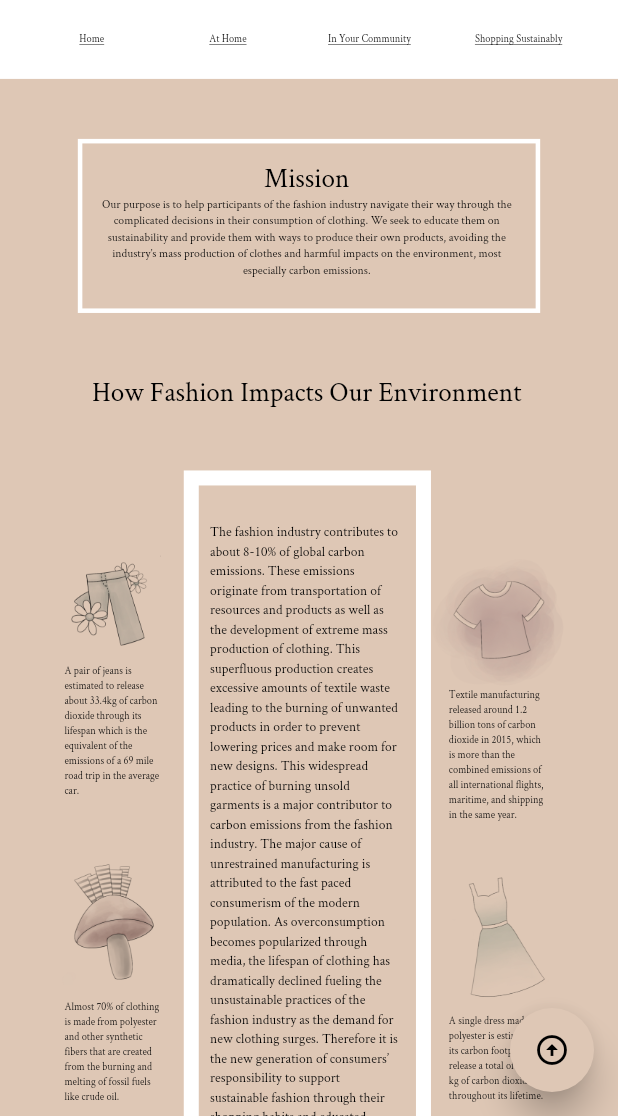
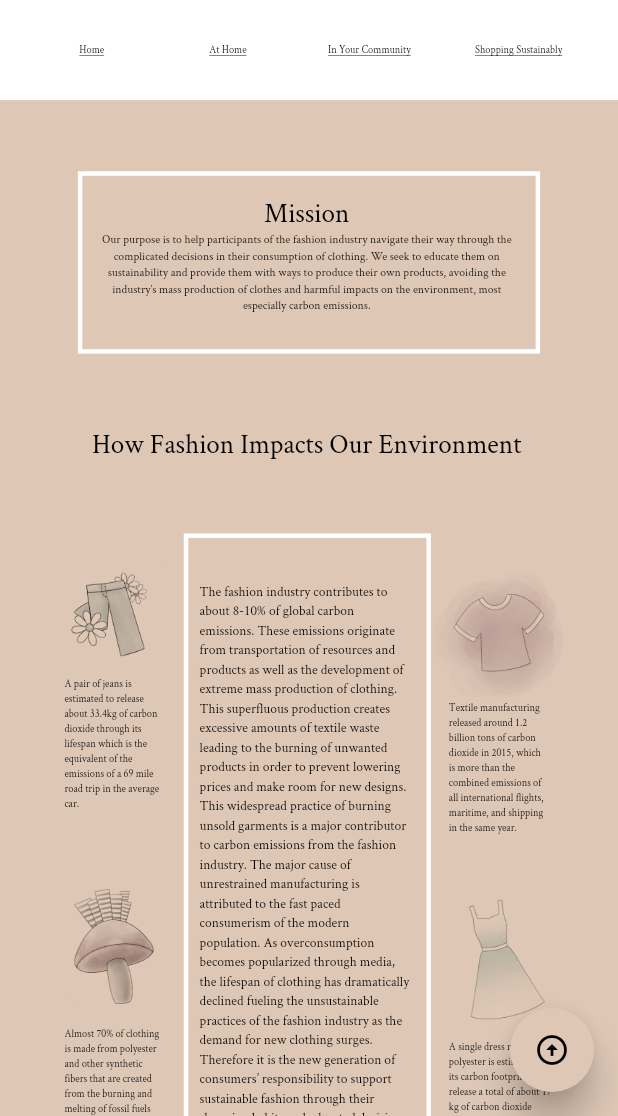
Before and after one commit to AniruddhAnand/BPA_Web_App, a Flutter app: the AtHomeScreen screen opened by its route, after a tap on "Home", on a phone screen of 412 x 824 dp, the part 120-1236 px from its top. Run offline on Flutter 3.47's test engine with Material 2 defaults, Android fonts, the light colour scheme and no system bars; our stand-ins replace auto_size_text; missing offline and left inert: dart:html.

Commit message:
height???

```diff
--- a/lib/screens/at_home_screen.dart
+++ b/lib/screens/at_home_screen.dart
@@ -51,6 +51,8 @@ class _AtHomeScreenState extends State<AtHomeScreen> {
 
   @override
   Widget build(BuildContext context) {
+    print("width: ${MediaQuery.of(context).size.width}");
+    print("height: ${MediaQuery.of(context).size.height}");
     buildContext = context;
     return Scaffold(
       floatingActionButton: FloatingActionButton(
@@ -87,8 +89,8 @@ class _AtHomeScreenState extends State<AtHomeScreen> {
                 missionWidget(context, "At Home", mission2),
                 Padding(
                   padding: EdgeInsets.only(
-                      top: 10.0,
-                      bottom: 40.0,
+                      top: 10.0 * heightRatio,
+                      bottom: 40.0 * heightRatio,
                       left: 65 * aspectRatio,
                       right: 65 * aspectRatio),
                   child: Container(
@@ -116,7 +118,7 @@ class _AtHomeScreenState extends State<AtHomeScreen> {
                               children: <Widget>[
                                 SelectableText("${embroidery}", style: style2),
                                 SizedBox(
-                                  height: 5,
+                                  height: 5 * heightRatio,
                                 ),
                                 Container(
                                     child:
@@ -198,9 +200,16 @@ class _AtHomeScreenState extends State<AtHomeScreen> {
                                     SizedBox(
                                       width: 50 * aspectRatio,
                                     ),
-                                    Image.asset(
-                                      "assets/images/Glasses_Cat.png",
-                                      scale: 2 / aspectRatio,
+                                    Column(
+                                      children: [
+                                        SizedBox(
+                                          height: 50 * heightRatio,
+                                        ),
+                                        Image.asset(
+                                          "assets/images/Glasses_Cat.png",
+                                          scale: 2 / aspectRatio,
+                                        ),
+                                      ],
                                     )
                                   ],
                                 ),
@@ -210,14 +219,14 @@ class _AtHomeScreenState extends State<AtHomeScreen> {
                             padding: EdgeInsets.only(
                                 left: 0,
                                 right: 40 * aspectRatio,
-                                top: 40,
+                                top: 40 * heightRatio,
                                 bottom: 0.0),
                             child: Column(
                               crossAxisAlignment: CrossAxisAlignment.start,
                               children: <Widget>[
                                 SelectableText("${alt}", style: style2),
                                 SizedBox(
-                                  height: 5,
+                                  height: 5 * heightRatio,
                                 ),
                                 Container(
                                     child:
@@ -228,20 +237,20 @@ class _AtHomeScreenState extends State<AtHomeScreen> {
                             padding: EdgeInsets.only(
                                 left: 0,
                                 right: 40 * aspectRatio,
-                                top: 40,
+                                top: 40 * heightRatio,
                                 bottom: 0.0),
                             child: Column(
                               crossAxisAlignment: CrossAxisAlignment.start,
                               children: <Widget>[
                                 SelectableText("Design", style: style2),
                                 SizedBox(
-                                  height: 5,
+                                  height: 5 * heightRatio,
                                 ),
                                 Container(
                                     child:
                                         SelectableText(styInfo, style: style3)),
                                 SizedBox(
-                                  height: 20,
+                                  height: 20 * heightRatio,
                                 ),
                               ],
                             )),
@@ -251,14 +260,17 @@ class _AtHomeScreenState extends State<AtHomeScreen> {
                 ),
                 Padding(
                   padding: EdgeInsets.only(
-                      left: 0, right: 60 * aspectRatio, top: 40, bottom: 20.0),
+                      left: 0,
+                      right: 60 * aspectRatio,
+                      top: 40 * heightRatio,
+                      bottom: 20.0 * heightRatio),
                   child: Container(
                     width: MediaQuery.of(context).size.width / 1.6,
                     alignment: Alignment.center,
                     decoration: BoxDecoration(
                       border: Border.all(
                         color: Colors.white,
-                        width: 10,
+                        width: 10 * aspectRatio,
                       ),
                       borderRadius: BorderRadius.circular(0.0),
                     ),
@@ -268,8 +280,8 @@ class _AtHomeScreenState extends State<AtHomeScreen> {
                         padding: EdgeInsets.only(
                             left: 25.0 * aspectRatio,
                             right: 25.0 * aspectRatio,
-                            top: 10.0,
-                            bottom: 20.0),
+                            top: 10.0 * heightRatio,
+                            bottom: 20.0 * heightRatio),
                         child: Column(
                           children: [
                             SelectableText(
@@ -381,12 +393,12 @@ class _AtHomeScreenState extends State<AtHomeScreen> {
                   ),
                 ),
                 SizedBox(
-                  height: 5,
+                  height: 5 * heightRatio,
                 ),
                 Image.asset("assets/images/Floral_Design_New.PNG"),
                 Padding(
                   padding: EdgeInsets.only(
-                      top: 40.0,
+                      top: 40.0 * heightRatio,
                       bottom: 0.0,
                       left: 65 * aspectRatio,
                       right: 65 * aspectRatio),
@@ -396,7 +408,7 @@ class _AtHomeScreenState extends State<AtHomeScreen> {
                       crossAxisAlignment: CrossAxisAlignment.start,
                       children: [
                         Padding(
-                          padding: const EdgeInsets.only(top: 5.0),
+                          padding: EdgeInsets.only(top: 5.0 * heightRatio),
                           child: SelectableText(
                             "Do it Yourself",
                             style: style5,
@@ -409,14 +421,14 @@ class _AtHomeScreenState extends State<AtHomeScreen> {
                             padding: EdgeInsets.only(
                                 left: 0,
                                 right: 40 * aspectRatio,
-                                top: 40,
+                                top: 40 * heightRatio,
                                 bottom: 0.0),
                             child: Column(
                               crossAxisAlignment: CrossAxisAlignment.start,
                               children: <Widget>[
                                 SelectableText("${croch}", style: style2),
-                                const SizedBox(
-                                  height: 5,
+                                SizedBox(
+                                  height: 5 * heightRatio,
                                 ),
                                 Container(
                                     //  width: MediaQuery.of(context).size.width / 4,
@@ -549,14 +561,14 @@ class _AtHomeScreenState extends State<AtHomeScreen> {
                             padding: EdgeInsets.only(
                                 left: 0.0,
                                 right: 40.0 * aspectRatio,
-                                top: 40,
+                                top: 40 * heightRatio,
                                 bottom: 0.0),
                             child: Column(
                               crossAxisAlignment: CrossAxisAlignment.start,
                               children: <Widget>[
                                 SelectableText("${mkCloth}", style: style2),
                                 SizedBox(
-                                  height: 5,
+                                  height: 5 * heightRatio,
                                 ),
                                 Container(
                                     //  width: MediaQuery.of(context).size.width / 4,
@@ -591,6 +603,9 @@ class _AtHomeScreenState extends State<AtHomeScreen> {
                       ],
                     ),
                   ),
+                ),
+                SizedBox(
+                  height: 50 * heightRatio,
                 ),
                 footer(context)
               ],
--- a/lib/screens/home_screen.dart
+++ b/lib/screens/home_screen.dart
@@ -98,8 +98,8 @@ class _HomeScreenState extends State<HomeScreen> {
                         padding: EdgeInsets.only(
                             left: 50.0 * aspectRatio,
                             right: 50.0 * aspectRatio,
-                            bottom: 75.0,
-                            top: 40.0),
+                            bottom: 75.0 * heightRatio,
+                            top: 40.0 * heightRatio),
                         child: Row(
                           crossAxisAlignment: CrossAxisAlignment.center,
                           mainAxisAlignment: MainAxisAlignment.center,
@@ -121,7 +121,7 @@ class _HomeScreenState extends State<HomeScreen> {
                                         ),
                                       ),
                                       SizedBox(
-                                        height: 10,
+                                        height: 10 * heightRatio,
                                       ),
                                       Container(
                                           width: MediaQuery.of(context)
@@ -133,12 +133,12 @@ class _HomeScreenState extends State<HomeScreen> {
                                   ),
                                 ),
                                 SizedBox(
-                                  height: 30,
+                                  height: 30 * heightRatio,
                                 ),
                                 Padding(
                                   padding: EdgeInsets.only(
-                                      top: 10.0,
-                                      bottom: 10,
+                                      top: 10.0 * heightRatio,
+                                      bottom: 10 * heightRatio,
                                       right: 10 * aspectRatio,
                                       left: 10 * aspectRatio),
                                   child: Column(
@@ -153,7 +153,7 @@ class _HomeScreenState extends State<HomeScreen> {
                                           scale: 2.5 / aspectRatio,
                                         ),
                                       ),
-                                      SizedBox(height: 10),
+                                      SizedBox(height: 10 * heightRatio),
                                       Container(
                                           width: MediaQuery.of(context)
                                                   .size
@@ -169,7 +169,7 @@ class _HomeScreenState extends State<HomeScreen> {
                               decoration: BoxDecoration(
                                 border: Border.all(
                                   color: Colors.white,
-                                  width: 10,
+                                  width: 10 * aspectRatio,
                                 ),
                                 borderRadius: BorderRadius.circular(0.0),
                               ),
@@ -177,8 +177,8 @@ class _HomeScreenState extends State<HomeScreen> {
                                 padding: EdgeInsets.only(
                                     left: 25.0 * aspectRatio,
                                     right: 25.0 * aspectRatio,
-                                    top: 25.0,
-                                    bottom: 25.0),
+                                    top: 25.0 * heightRatio,
+                                    bottom: 25.0 * heightRatio),
                                 child: info1,
                               ),
                               width: MediaQuery.of(context).size.width / 2.5,
@@ -209,21 +209,27 @@ class _HomeScreenState extends State<HomeScreen> {
                                   ),
                                 ),
                                 SizedBox(
-                                  height: 25,
+                                  height: 25 * heightRatio,
                                 ),
                                 Padding(
                                   padding: EdgeInsets.only(
-                                      top: 10.0,
-                                      bottom: 10,
+                                      top: 10.0 * heightRatio,
+                                      bottom: 10 * heightRatio,
                                       right: 10 * aspectRatio,
                                       left: 10 * aspectRatio),
                                   child: Column(
                                     children: <Widget>[
-                                      Image.asset(
-                                        "assets/images/Dress_Titled.png",
-                                        scale: 2.5 / aspectRatio,
+                                      InkWell(
+                                        enableFeedback: true,
+                                        hoverColor: Colors.white24,
+                                        onTap: () => launch(
+                                            "https://unfccc.int/news/fashion-industry-un-pursue-climate-action-for-sustainable-development"),
+                                        child: Image.asset(
+                                          "assets/images/Dress_Titled.png",
+                                          scale: 2.5 / aspectRatio,
+                                        ),
                                       ),
-                                      SizedBox(height: 10),
+                                      SizedBox(height: 10 * heightRatio),
                                       Container(
                                           width: MediaQuery.of(context)
                                                   .size
--- a/lib/screens/in_community_screen.dart
+++ b/lib/screens/in_community_screen.dart
@@ -86,7 +86,7 @@ class _InCommunityScreenState extends State<InCommunityScreen> {
                 missionWidget(context, "In Your Community", comMission),
                 Padding(
                   padding: EdgeInsets.only(
-                      top: 20.0,
+                      top: 20.0 * heightRatio,
                       bottom: 0.0,
                       left: 65 * aspectRatio,
                       right: 65 * aspectRatio),
@@ -113,7 +113,7 @@ class _InCommunityScreenState extends State<InCommunityScreen> {
                 Image.asset("assets/images/Floral_Design_New.PNG"),
                 Padding(
                   padding: EdgeInsets.only(
-                      top: 40.0,
+                      top: 40.0 * heightRatio,
                       bottom: 0.0,
                       left: 65 * aspectRatio,
                       right: 65 * aspectRatio),
@@ -279,7 +279,7 @@ class _InCommunityScreenState extends State<InCommunityScreen> {
                 Image.asset("assets/images/Floral_Design_New.PNG"),
                 Padding(
                   padding: EdgeInsets.only(
-                      top: 40.0,
+                      top: 40.0 * heightRatio,
                       bottom: 0.0,
                       left: 65 * aspectRatio,
                       right: 65 * aspectRatio),
@@ -307,8 +307,8 @@ class _InCommunityScreenState extends State<InCommunityScreen> {
                 Image.asset("assets/images/Floral_Design_New.PNG"),
                 Padding(
                   padding: EdgeInsets.only(
-                      top: 40.0,
-                      bottom: 40.0,
+                      top: 40.0 * heightRatio,
+                      bottom: 40.0 * heightRatio,
                       left: 65 * aspectRatio,
                       right: 65 * aspectRatio),
                   child: Container(
--- a/lib/screens/sustainable_screen.dart
+++ b/lib/screens/sustainable_screen.dart
@@ -88,7 +88,7 @@ class _SustainabilityScreenState extends State<SustainabilityScreen> {
                 missionWidget(context, "Shopping Sustainably", mission3),
                 Padding(
                   padding: EdgeInsets.only(
-                      top: 20.0,
+                      top: 20.0 * heightRatio,
                       bottom: 0.0,
                       left: 65 * aspectRatio,
                       right: 65 * aspectRatio),
@@ -108,7 +108,7 @@ class _SustainabilityScreenState extends State<SustainabilityScreen> {
                             padding: EdgeInsets.only(
                                 left: 0,
                                 right: 40 * aspectRatio,
-                                top: 40,
+                                top: 40 * heightRatio,
                                 bottom: 0.0),
                             child: Column(
                               crossAxisAlignment: CrossAxisAlignment.start,
@@ -127,7 +127,7 @@ class _SustainabilityScreenState extends State<SustainabilityScreen> {
                             padding: EdgeInsets.only(
                                 left: 0,
                                 right: 40 * aspectRatio,
-                                top: 40,
+                                top: 40 * heightRatio,
                                 bottom: 0.0),
                             child: Column(
                               crossAxisAlignment: CrossAxisAlignment.start,
@@ -146,7 +146,7 @@ class _SustainabilityScreenState extends State<SustainabilityScreen> {
                             padding: EdgeInsets.only(
                                 left: 0,
                                 right: 40 * aspectRatio,
-                                top: 40,
+                                top: 40 * heightRatio,
                                 bottom: 0.0),
                             child: Column(
                               crossAxisAlignment: CrossAxisAlignment.start,
@@ -165,7 +165,7 @@ class _SustainabilityScreenState extends State<SustainabilityScreen> {
                             padding: EdgeInsets.only(
                                 left: 0,
                                 right: 40 * aspectRatio,
-                                top: 40,
+                                top: 40 * heightRatio,
                                 bottom: 0.0),
                             child: Column(
                               crossAxisAlignment: CrossAxisAlignment.start,
@@ -184,7 +184,7 @@ class _SustainabilityScreenState extends State<SustainabilityScreen> {
                             padding: EdgeInsets.only(
                                 left: 0,
                                 right: 40 * aspectRatio,
-                                top: 40,
+                                top: 40 * heightRatio,
                                 bottom: 0.0),
                             child: Column(
                               crossAxisAlignment: CrossAxisAlignment.start,
@@ -277,7 +277,7 @@ class _SustainabilityScreenState extends State<SustainabilityScreen> {
                 Image.asset("assets/images/Floral_Design_New.PNG"),
                 Padding(
                   padding: EdgeInsets.only(
-                      top: 40.0,
+                      top: 40.0 * heightRatio,
                       bottom: 0.0,
                       left: 65 * aspectRatio,
                       right: 65 * aspectRatio),
@@ -298,7 +298,7 @@ class _SustainabilityScreenState extends State<SustainabilityScreen> {
                           padding: EdgeInsets.only(
                               left: 0,
                               right: 40 * aspectRatio,
-                              top: 40,
+                              top: 40 * heightRatio,
                               bottom: 0.0),
                           child: Column(
                             crossAxisAlignment: CrossAxisAlignment.start,
@@ -504,6 +504,9 @@ class _SustainabilityScreenState extends State<SustainabilityScreen> {
                     ),
                   ),
                 ),
+                SizedBox(
+                  height: 40 * heightRatio,
+                ),
                 footer(context)
               ],
             ),
--- a/lib/values/data.dart
+++ b/lib/values/data.dart
@@ -10,6 +10,8 @@ import 'package:web_app/screens/at_home_screen.dart';
 BuildContext? buildContext;
 
 double aspectRatio = MediaQuery.of(buildContext!).size.width / 1366;
+
+double heightRatio = MediaQuery.of(buildContext!).size.height / 695;
 
 TextStyle style = TextStyle(
     fontFamily: /*Abril*/ "CrimsonText",
@@ -89,8 +91,8 @@ Widget getMenuBar(BuildContext context, ScrollController homeController) {
         padding: EdgeInsets.only(
             right: 8.0 * aspectRatio,
             left: 8 * aspectRatio,
-            top: 8 * aspectRatio,
-            bottom: 8 * aspectRatio),
+            top: 8 * heightRatio,
+            bottom: 8 * heightRatio),
         child: Row(
           mainAxisAlignment: MainAxisAlignment.spaceEvenly,
           children: [
@@ -226,8 +228,8 @@ Widget missionWidget(BuildContext context, String one, Widget two) {
     padding: EdgeInsets.only(
         left: MediaQuery.of(context).size.width * 1.7 / 13.5,
         right: MediaQuery.of(context).size.width * 1.7 / 13.5,
-        top: 40.0,
-        bottom: 40.0),
+        top: 40.0 * heightRatio,
+        bottom: 40.0 * heightRatio),
     child: Container(
       width: MediaQuery.of(context).size.width / 1.3,
       decoration: BoxDecoration(
@@ -241,8 +243,8 @@ Widget missionWidget(BuildContext context, String one, Widget two) {
         padding: EdgeInsets.only(
             left: 25.0 * aspectRatio,
             right: 25.0 * aspectRatio,
-            bottom: 20.0,
-            top: 10.0),
+            bottom: 20.0 * heightRatio,
+            top: 10.0 * heightRatio),
         child: Column(
           mainAxisAlignment: MainAxisAlignment.spaceEvenly,
           children: [
@@ -312,7 +314,8 @@ Widget footer(BuildContext context) {
               //borderRadius: BorderRadius.circular(0.0),
             ),
             child: Padding(
-              padding: EdgeInsets.only(bottom: 40, top: 20),
+              padding: EdgeInsets.only(
+                  bottom: 40 * heightRatio, top: 20 * heightRatio),
               child: Column(
                 mainAxisAlignment: MainAxisAlignment.center,
                 crossAxisAlignment: CrossAxisAlignment.center,
@@ -354,14 +357,14 @@ Widget footer(BuildContext context) {
                     ],
                   ),
                   SizedBox(
-                    height: 20,
+                    height: 20 * heightRatio,
                   ),
                   Padding(
                     padding: EdgeInsets.only(
                         left: 15.0 * aspectRatio,
                         right: 15 * aspectRatio,
-                        top: 15,
-                        bottom: 15),
+                        top: 15 * heightRatio,
+                        bottom: 15 * heightRatio),
                     child: SelectableText(
                       "Chapter 4: 02-1592, Angelina Leng, Amy Zhou, Aniruddh Anand\nTheme: Reducing Carbon Footprint Independence High School, Frisco, Tx, 2021",
                       style: style7,
```
